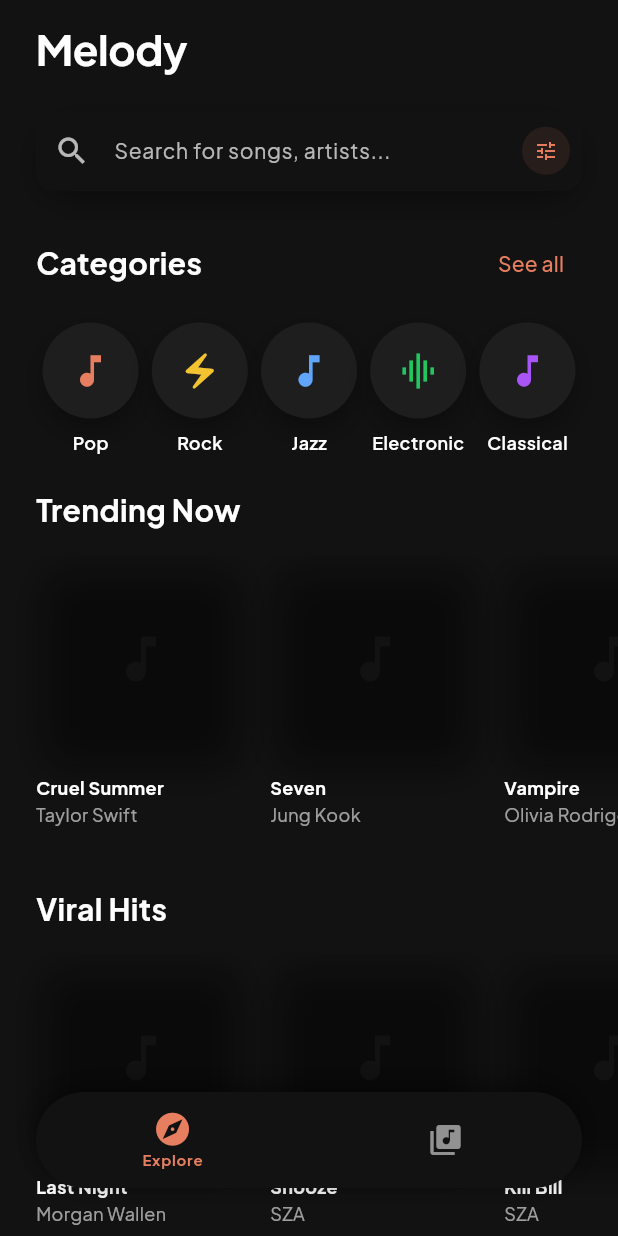
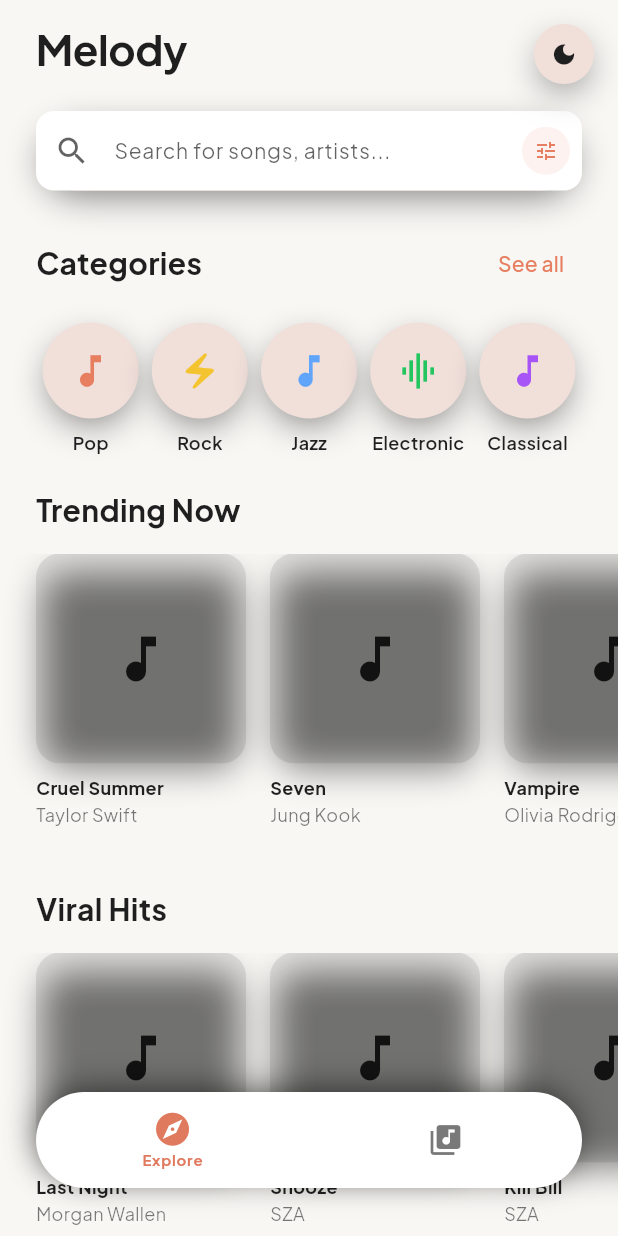
Before and after one commit to Mati-ur-rehman-017/Melody, a Flutter app: the screen it shows after launch, on a phone screen of 412 x 824 dp. Run offline on Flutter 3.47's test engine with Material 3 defaults, Android fonts, the phone set to English and light mode, and no system bars; our stand-ins replace audio_service, just_audio, palette_generator, shared_preferences, sqflite_common_ffi; missing offline and left inert: just_audio_media_kit, youtube_explode_dart; accounts and stored records are empty.

Commit message:
fixed the theme change button

```diff
--- a/lib/main.dart
+++ b/lib/main.dart
@@ -6,10 +6,15 @@
 import 'pages/library_page.dart';
 import 'pages/splash_page.dart';
 import 'services/media_notification_service.dart';
+import 'services/theme_service.dart';
 import 'theme/app_theme.dart';
 import 'widgets/mini_player.dart';
 
 MediaNotificationService? mediaNotificationService;
+final ThemeService _themeService = ThemeService();
+final ValueNotifier<ThemeMode> themeModeNotifier = ValueNotifier(
+  ThemeMode.dark,
+);
 
 void main() async {
   WidgetsFlutterBinding.ensureInitialized();
@@ -17,8 +22,14 @@
   JustAudioMediaKit.ensureInitialized();
 
   _setupLogging();
+  await _loadThemePreference();
 
   runApp(const MelodyApp());
+}
+
+Future<void> _loadThemePreference() async {
+  final isDarkMode = await _themeService.loadThemePreference();
+  themeModeNotifier.value = isDarkMode ? ThemeMode.dark : ThemeMode.light;
 }
 
 /// Setup logging for debug output
@@ -37,11 +48,18 @@
 
   @override
   Widget build(BuildContext context) {
-    return MaterialApp(
-      title: 'Melody',
-      debugShowCheckedModeBanner: false,
-      theme: AppTheme.theme,
-      home: const SplashPage(),
+    return ValueListenableBuilder<ThemeMode>(
+      valueListenable: themeModeNotifier,
+      builder: (context, themeMode, child) {
+        return MaterialApp(
+          title: 'Melody',
+          debugShowCheckedModeBanner: false,
+          theme: AppTheme.lightTheme,
+          darkTheme: AppTheme.darkTheme,
+          themeMode: themeMode,
+          home: const SplashPage(),
+        );
+      },
     );
   }
 }
@@ -88,6 +106,13 @@
     );
   }
 
+  Future<void> _toggleTheme() async {
+    final isDarkMode = themeModeNotifier.value == ThemeMode.dark;
+    final nextMode = isDarkMode ? ThemeMode.light : ThemeMode.dark;
+    themeModeNotifier.value = nextMode;
+    await _themeService.saveThemePreference(nextMode == ThemeMode.dark);
+  }
+
   @override
   Widget build(BuildContext context) {
     return Scaffold(
@@ -113,7 +138,22 @@
             bottom: 32,
             left: 24,
             right: 24,
-            child: _buildFloatingNavigation(),
+            child: ValueListenableBuilder<ThemeMode>(
+              valueListenable: themeModeNotifier,
+              builder: (context, themeMode, child) {
+                return _buildFloatingNavigation(themeMode);
+              },
+            ),
+          ),
+
+          SafeArea(
+            child: Padding(
+              padding: const EdgeInsets.only(top: 16, right: 16),
+              child: Align(
+                alignment: Alignment.topRight,
+                child: _buildThemeToggle(),
+              ),
+            ),
           ),
         ],
       ),
@@ -121,11 +161,15 @@
   }
 
   /// Build floating pill navigation bar
-  Widget _buildFloatingNavigation() {
+  Widget _buildFloatingNavigation(ThemeMode themeMode) {
+    final colorScheme = Theme.of(context).colorScheme;
+    final isDarkMode = themeMode == ThemeMode.dark;
+
     return Container(
+      key: const ValueKey('floating-navigation'),
       height: 64,
       decoration: BoxDecoration(
-        color: AppColors.secondary,
+        color: isDarkMode ? colorScheme.surfaceContainerHighest : Colors.white,
         borderRadius: AppRadius.circular,
         boxShadow: AppShadows.navigation,
       ),
@@ -162,6 +206,8 @@
     required bool isSelected,
     required VoidCallback onTap,
   }) {
+    final colorScheme = Theme.of(context).colorScheme;
+
     return GestureDetector(
       onTap: onTap,
       behavior: HitTestBehavior.opaque,
@@ -179,7 +225,9 @@
                 duration: const Duration(milliseconds: 200),
                 child: Icon(
                   icon,
-                  color: isSelected ? AppColors.primary : Colors.white54,
+                  color: isSelected
+                      ? AppColors.fallbackPrimary
+                      : colorScheme.onSurface.withValues(alpha: 0.6),
                   size: 24,
                 ),
               ),
@@ -188,7 +236,7 @@
                 Text(
                   label,
                   style: AppTypography.labelSmall.copyWith(
-                    color: AppColors.primary,
+                    color: AppColors.fallbackPrimary,
                   ),
                 ),
               ],
@@ -198,4 +246,26 @@
       ),
     );
   }
+
+  Widget _buildThemeToggle() {
+    final isDarkMode = Theme.of(context).brightness == Brightness.dark;
+
+    return GestureDetector(
+      onTap: _toggleTheme,
+      child: Container(
+        width: 40,
+        height: 40,
+        decoration: BoxDecoration(
+          color: Theme.of(context).colorScheme.surfaceContainerHighest,
+          shape: BoxShape.circle,
+          boxShadow: AppShadows.card,
+        ),
+        child: Icon(
+          isDarkMode ? Icons.light_mode : Icons.dark_mode,
+          color: Theme.of(context).colorScheme.onSurface,
+          size: 18,
+        ),
+      ),
+    );
+  }
 }
--- a/lib/theme/app_theme.dart
+++ b/lib/theme/app_theme.dart
@@ -333,6 +333,97 @@
 
 /// Main application theme - Dark only
 class AppTheme {
+  static ThemeData get lightTheme {
+    return ThemeData(
+      useMaterial3: true,
+      brightness: Brightness.light,
+      colorScheme: ColorScheme.fromSeed(
+        seedColor: AppColors.fallbackPrimary,
+        brightness: Brightness.light,
+        primary: AppColors.fallbackPrimary,
+        secondary: AppColors.fallbackAccent,
+        surface: const Color(0xFFF8F7F4),
+        onSurface: const Color(0xFF1F1F1F),
+      ),
+      scaffoldBackgroundColor: const Color(0xFFF8F7F4),
+      fontFamily: AppTypography.fontFamily,
+      textTheme: TextTheme(
+        displayLarge: AppTypography.displayLarge.copyWith(
+          color: const Color(0xFF1F1F1F),
+        ),
+        displayMedium: AppTypography.displayMedium.copyWith(
+          color: const Color(0xFF1F1F1F),
+        ),
+        headlineLarge: AppTypography.heading1.copyWith(
+          color: const Color(0xFF1F1F1F),
+        ),
+        headlineMedium: AppTypography.heading2.copyWith(
+          color: const Color(0xFF1F1F1F),
+        ),
+        headlineSmall: AppTypography.heading3.copyWith(
+          color: const Color(0xFF1F1F1F),
+        ),
+        bodyLarge: AppTypography.bodyLarge.copyWith(
+          color: const Color(0xFF1F1F1F),
+        ),
+        bodyMedium: AppTypography.bodyMedium.copyWith(
+          color: const Color(0xFF1F1F1F),
+        ),
+        bodySmall: AppTypography.bodySmall.copyWith(
+          color: const Color(0xFF555555),
+        ),
+        labelLarge: AppTypography.labelLarge.copyWith(
+          color: const Color(0xFF1F1F1F),
+        ),
+        labelMedium: AppTypography.labelMedium.copyWith(
+          color: const Color(0xFF555555),
+        ),
+        labelSmall: AppTypography.labelSmall.copyWith(
+          color: const Color(0xFF777777),
+        ),
+      ),
+      cardTheme: CardThemeData(
+        elevation: 0,
+        shape: RoundedRectangleBorder(borderRadius: AppRadius.large),
+        color: Colors.white,
+      ),
+      inputDecorationTheme: InputDecorationTheme(
+        filled: true,
+        fillColor: Colors.white,
+        border: OutlineInputBorder(
+          borderRadius: AppRadius.medium,
+          borderSide: BorderSide.none,
+        ),
+        enabledBorder: OutlineInputBorder(
+          borderRadius: AppRadius.medium,
+          borderSide: BorderSide.none,
+        ),
+        focusedBorder: OutlineInputBorder(
+          borderRadius: AppRadius.medium,
+          borderSide: BorderSide(color: AppColors.fallbackPrimary, width: 1),
+        ),
+      ),
+      elevatedButtonTheme: ElevatedButtonThemeData(
+        style: ElevatedButton.styleFrom(
+          backgroundColor: AppColors.fallbackPrimary,
+          foregroundColor: Colors.white,
+          elevation: 0,
+          shape: RoundedRectangleBorder(borderRadius: AppRadius.medium),
+          textStyle: AppTypography.button,
+        ),
+      ),
+      floatingActionButtonTheme: FloatingActionButtonThemeData(
+        backgroundColor: AppColors.fallbackPrimary,
+        foregroundColor: Colors.white,
+        elevation: 4,
+        shape: const CircleBorder(),
+      ),
+      iconTheme: const IconThemeData(color: Color(0xFF1F1F1F), size: 24),
+    );
+  }
+
+  static ThemeData get darkTheme => theme;
+
   static ThemeData get theme {
     return ThemeData(
       useMaterial3: true,
```
Also changed, not shown: 1 other file.
